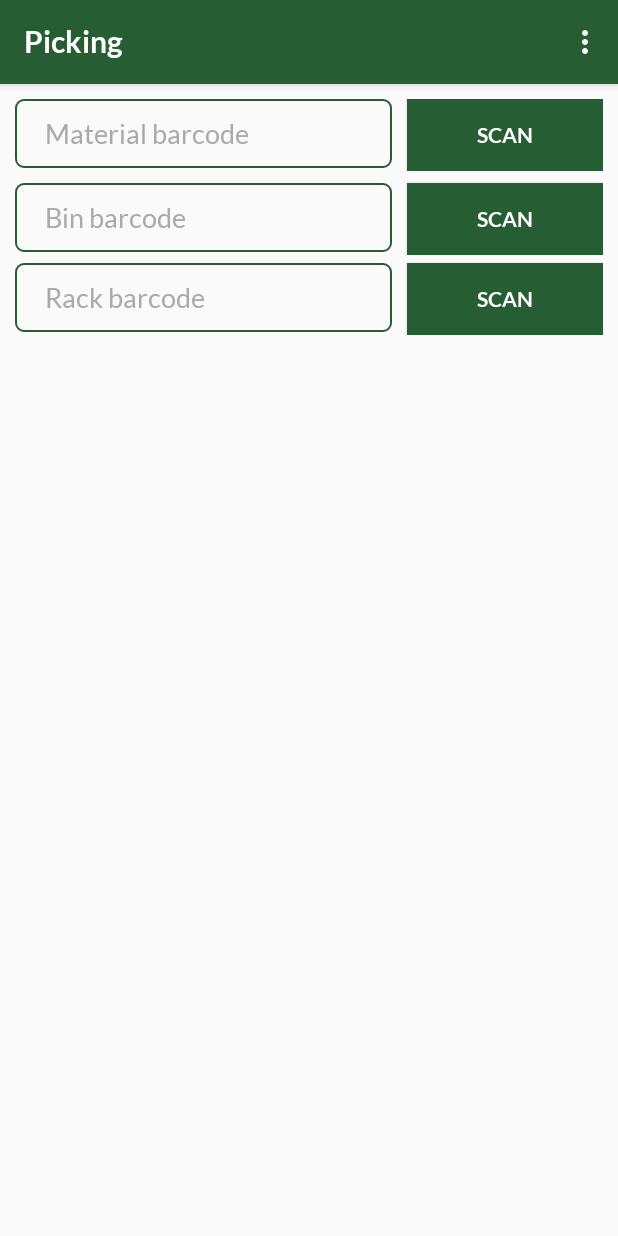
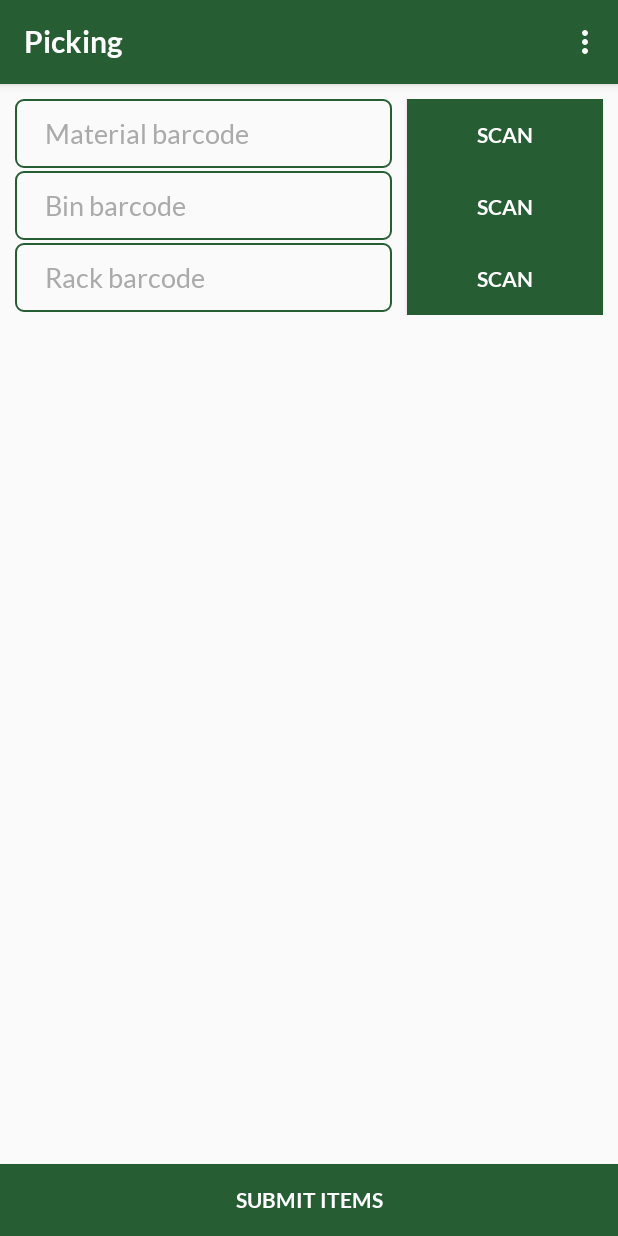
Before and after one commit to shwetahatwar/MRC-Logistics-HHT-APP, an Android app: the PickingFragment screen opened through its navigation route, in the options menu, after a tap on "User Profile", on a phone screen of 412 x 824 dp. Run offline under Robolectric (Android 15) with nearby library versions, the phone set to English and light mode, and no system bars; our stand-ins replace RxJava; libraries missing offline, so code that uses them is left out: es.dmoral.toasty, io.github.pierry.progress; network calls fail; 7 statements that could not run were skipped.

Commit message:
Picking Put Api and scan barcode successful

```diff
--- a/app/src/main/java/com/briot/balmerlawrie/implementor/repository/remote/ApiInterface.kt
+++ b/app/src/main/java/com/briot/balmerlawrie/implementor/repository/remote/ApiInterface.kt
@@ -157,7 +157,7 @@ class DispatchSlipRequest {
 }
 
 class Project {
-        var name: String = ""
+    var name: String = ""
     var auditors: String = ""
     var start: String = ""
     var end: String = ""
@@ -192,6 +192,16 @@ class PickingItems {
     var binBarcodeSerial: String? = null
     var materialBarcodeSerial: String? = null
 }
+//
+//class PickingRequest{
+//    var rackBarcodeSerial: String? = null
+//    var binBarcodeSerial: String? = null
+//    var materialBarcodeSerial: String? = null
+//}
+class PutPickingResponse {
+    var message: String? = null
+}
+
 
 
 interface ApiInterface {
@@ -213,6 +223,11 @@ interface ApiInterface {
     @GET("pickings")
     fun getPickingItems():Observable<Array<PickingItems?>>
 
+
+    @PUT("pickings/1")
+    fun putPickingItems(@Body requestbody: PickingItems): Observable<PutPickingResponse?>
+
+
     @GET("materialinwards")
     fun getMaterialDetails(@Query("serialNumber")  serialNumber: String): Observable<Array<MaterialInward>>
 
@@ -232,8 +247,7 @@ interface ApiInterface {
         fun postDispatchSlipPickedMaterials(@Path("id") id: Int, @Body requestbody: DispatchSlipRequest): Observable<DispatchSlipItemResponse?>
 
     @POST("dispatchslips/{id}/dispatchsliploadermaterials")
-    fun postDispatchSlipLoadedMaterials(@Path("id") id: Int,
-                                        @Body requestbody: DispatchSlipRequest):
+    fun postDispatchSlipLoadedMaterials(@Path("id") id: Int, @Body requestbody: DispatchSlipRequest):
             Observable<DispatchSlipItemResponse?>
 
     @GET("/projects/{status}")
--- a/app/src/main/java/com/briot/balmerlawrie/implementor/repository/remote/RemoteRepository.kt
+++ b/app/src/main/java/com/briot/balmerlawrie/implementor/repository/remote/RemoteRepository.kt
@@ -139,9 +139,21 @@ class RemoteRepository {
                             handleError: (Throwable) -> Unit) {
         RetrofitHelper.retrofit.create(ApiInterface::class.java)
                 .postMaterialInwards(requestbody)
+//    fun putPickingItems(id: Int, requestbody: PickingRequest, handleResponse: (PutPickingResponse?) -> Unit, handleError: (Throwable) -> Unit) {
+//        RetrofitHelper.retrofit.create(ApiInterface::class.java)
+//                .putPickingItems(id, requestbody)
+//                .subscribeOn(Schedulers.io())
+//                .observeOn(AndroidSchedulers.mainThread())
+//                .subscribe(handleResponse, handleError)
+//    }
+
+    fun putPickingItems(requestbody: PickingItems, handleResponse: (PutPickingResponse?) -> Unit, handleError: (Throwable) -> Unit) {
+        RetrofitHelper.retrofit.create(ApiInterface::class.java)
+                .putPickingItems(requestbody)
                 .subscribeOn(Schedulers.io())
                 .observeOn(AndroidSchedulers.mainThread())
                 .subscribe(handleResponse, handleError)
     }
 
+
 }
--- a/app/src/main/java/com/briot/balmerlawrie/implementor/ui/main/DispatchSlipLoadingViewModel.kt
+++ b/app/src/main/java/com/briot/balmerlawrie/implementor/ui/main/DispatchSlipLoadingViewModel.kt
@@ -266,8 +266,6 @@ class DispatchSlipLoadingViewModel : ViewModel() {
         }
 
         RemoteRepository.singleInstance.postDispatchSlipLoadedMaterials(dispatchSlipId, dispatchSlipRequestObject, this::handleDispatchLoadingItemsSubmissionResponse, this::handleDispatchLoadingItemsSubmissionError)
-
-
     }
 
     private fun handleDispatchLoadingItemsSubmissionResponse(dispatchSlipResponse: DispatchSlipItemResponse?) {
--- a/app/src/main/java/com/briot/balmerlawrie/implementor/ui/main/PickingFragment.kt
+++ b/app/src/main/java/com/briot/balmerlawrie/implementor/ui/main/PickingFragment.kt
@@ -10,6 +10,8 @@ import android.view.LayoutInflater
 import android.view.View
 import android.view.ViewGroup
 import android.view.inputmethod.EditorInfo
+import android.widget.Button
+import android.widget.EditText
 import android.widget.TextView
 import androidx.appcompat.app.AppCompatActivity
 import androidx.lifecycle.LiveData
@@ -22,12 +24,24 @@ import com.briot.balmerlawrie.implementor.UiHelper
 import com.briot.balmerlawrie.implementor.repository.remote.PickingItems
 import io.github.pierry.progress.Progress
 import kotlinx.android.synthetic.main.picking_fragment.*
+import kotlinx.android.synthetic.main.picking_fragment.picking_materialBarcode
+import kotlinx.coroutines.GlobalScope
+import kotlinx.coroutines.launch
 
 class PickingFragment : Fragment() {
 
     companion object {
         fun newInstance() = PickingFragment()
     }
+
+    lateinit var pickingMaterialTextValue: EditText
+    lateinit var binMaterialTextValue: EditText
+    lateinit var rackMaterialTextValue: EditText
+    lateinit var materialBarcodeScanButton: Button
+    lateinit var rackBarcodeScanButton: Button
+    lateinit var binBarcodeScanButton: Button
+    lateinit var picking_submitItemButton: Button
+
 private lateinit var viewModel: PickingViewModel
 private var progress: Progress? = null
 private var oldPickingItems: Array<PickingItems?>? = null
@@ -38,6 +52,17 @@ override fun onCreateView(inflater: LayoutInflater, container: ViewGroup?,
     val rootView = inflater.inflate(R.layout.picking_fragment, container, false)
     this.recyclerView = rootView.findViewById(R.id.pickingItems)
     recyclerView.layoutManager = LinearLayoutManager(this.activity)
+    pickingMaterialTextValue = rootView.findViewById(R.id.picking_materialBarcode)
+    binMaterialTextValue = rootView.findViewById(R.id.picking_binBarcode)
+    rackMaterialTextValue = rootView.findViewById(R.id.picking_rackBarcode)
+    materialBarcodeScanButton = rootView.findViewById(R.id.picking_material_scanButton)
+    rackBarcodeScanButton = rootView.findViewById(R.id.picking_bin_scanButton)
+    binBarcodeScanButton = rootView.findViewById(R.id.picking_rack_scanButton)
+    picking_submitItemButton = rootView.findViewById(R.id.picking_submit_button)
+
+    // Log.d("materialbtn: ", "materialbtn")
+
+
     return rootView
 }
 
@@ -96,9 +121,22 @@ override fun onActivityCreated(savedInstanceState: Bundle?) {
     this.progress = UiHelper.showProgressIndicator(activity!!, "Picking Items")
     viewModel.loadPickingItems("In progress")
 
+    // After click on submit button need to call put method to update database
+    picking_submit_button.setOnClickListener({
+        viewModel.binBarcodeSerial = binMaterialTextValue.getText().toString()
+        viewModel.materialBarcodeSerial = pickingMaterialTextValue.getText().toString()
+        viewModel.rackBarcodeSerial = rackMaterialTextValue.getText().toString()
+
+        GlobalScope.launch {
+            viewModel.handleSubmitPicking()
+        }
+
+    });
+}
 }
 
-}
+
+
 open class SimplePickingItemAdapter(private val recyclerView: androidx.recyclerview.widget.RecyclerView,
                                     private val pickingItems: LiveData<Array<PickingItems?>>) : androidx.recyclerview.widget.
 RecyclerView.Adapter<SimplePickingItemAdapter.ViewHolder>() {
--- a/app/src/main/java/com/briot/balmerlawrie/implementor/ui/main/PickingViewModel.kt
+++ b/app/src/main/java/com/briot/balmerlawrie/implementor/ui/main/PickingViewModel.kt
@@ -1,16 +1,20 @@
 package com.briot.balmerlawrie.implementor.ui.main
 
-import android.content.ContentValues
 import android.util.Log
 import androidx.lifecycle.LiveData
 import androidx.lifecycle.MutableLiveData
 import androidx.lifecycle.ViewModel
 import com.briot.balmerlawrie.implementor.R
 import com.briot.balmerlawrie.implementor.UiHelper
-import com.briot.balmerlawrie.implementor.repository.remote.PickingItems
-import com.briot.balmerlawrie.implementor.repository.remote.RemoteRepository
+import com.briot.balmerlawrie.implementor.repository.remote.*
+import kotlinx.coroutines.Dispatchers
+import kotlinx.coroutines.GlobalScope
+import kotlinx.coroutines.launch
+import kotlinx.coroutines.withContext
 
 class PickingViewModel : ViewModel() {
+
+    var id: Int = 0
     var rackBarcodeSerial: String? = ""
     var binBarcodeSerial: String? = ""
     var materialBarcodeSerial: String? = ""
@@ -20,6 +24,11 @@ class PickingViewModel : ViewModel() {
     val networkError: LiveData<Boolean> = MutableLiveData()
     val pickingItems: LiveData<Array<PickingItems?>> = MutableLiveData()
     val invalidPickingItems: Array<PickingItems?> = arrayOf(null)
+
+    var responsePickingLoadingItems: Array<PickingItems?> = arrayOf(null)
+    // val invalidDispatchloadingItems: Array<DispatchSlipItem?> = arrayOf(null)
+   // val invalidpickingloadingItems: Array<PickingItems?> = arrayOf(null)
+    var errorMessage: String = ""
 
     fun loadPickingItems(status: String) {
         (networkError as MutableLiveData<Boolean>).value = false
@@ -41,4 +50,37 @@ class PickingViewModel : ViewModel() {
         }
     }
 
+    suspend fun handleSubmitPicking() {
+        var pickingRequestObject = PickingItems()
+        pickingRequestObject.binBarcodeSerial = binBarcodeSerial
+        pickingRequestObject.materialBarcodeSerial = materialBarcodeSerial
+        pickingRequestObject.rackBarcodeSerial = rackBarcodeSerial
+
+//        Log.d(TAG, "materialBarcodeSerial -----"+ putawayRequestObject.materialBarcodeSerial)
+//        Log.d(TAG, "rackBarcodeSerial -----"+ putawayRequestObject.rackBarcodeSerial)
+
+        GlobalScope.launch {
+            withContext(Dispatchers.Main) {
+                (networkError as MutableLiveData<Boolean>).value = false
+            }
+        }
+
+        RemoteRepository.singleInstance.putPickingItems(pickingRequestObject,
+                this::handlePickingPutItemsResponse, this::handlePickingPutItemsError)
+    }
+    private fun handlePickingPutItemsResponse(putPickingResponse: PutPickingResponse?) {
+        //Log.d(TAG, "Data updated successfully")
+    }
+
+    private fun handlePickingPutItemsError(error: Throwable) {
+        Log.d(TAG, error.localizedMessage)
+
+
+//        if (UiHelper.isNetworkError(error)) {
+//            (networkError as MutableLiveData<Boolean>).value = true
+//        } else {
+//            (this.putawayItems as MutableLiveData<Array<PutPutawayResponse?>>).value = invalidPutawayPutItems
+//        }
+    }
+
 }
--- a/app/src/main/java/com/briot/balmerlawrie/implementor/ui/main/PutawayViewModel.kt
+++ b/app/src/main/java/com/briot/balmerlawrie/implementor/ui/main/PutawayViewModel.kt
@@ -30,7 +30,7 @@ class PutawayViewModel : ViewModel() {
     val networkError: LiveData<Boolean> = MutableLiveData()
     val putawayItems: LiveData<Array<PutawayItems?>> = MutableLiveData()
     val invalidPutawayItems: Array<PutawayItems?> = arrayOf(null)
-    val invalidPutawayPutItems: LiveData<Array<PutPutawayResponse?>> = MutableLiveData()
+    //val invalidPutawayPutItems: LiveData<Array<PutPutawayResponse?>> = MutableLiveData()
     var responsePutawayLoadingItems: Array<PutawayItems?> = arrayOf(null)
     val invalidputawayloadingItems: Array<DispatchSlipItem?> = arrayOf(null)
     var getResponsePutwayData: Array<PutawayItems?> = arrayOf(null)
--- a/app/src/main/res/layout/picking_fragment.xml
+++ b/app/src/main/res/layout/picking_fragment.xml
@@ -3,6 +3,7 @@
     xmlns:tools="http://schemas.android.com/tools"
     android:layout_width="match_parent"
     android:layout_height="match_parent"
+    android:orientation="vertical"
     android:clickable="true"
     tools:context=".ui.main.PickingFragment">
 
@@ -32,7 +33,6 @@
                 android:hint="Material barcode"
                 android:imeOptions="actionDone"
                 android:inputType="textNoSuggestions"
-                    android:maxLength="30"
                 android:paddingLeft="20dp"
                 android:paddingRight="20dp"
                 android:textColorHint="@android:color/darker_gray" />
@@ -53,10 +53,9 @@
             android:orientation="horizontal">
 
             <androidx.appcompat.widget.AppCompatEditText
-                    android:id="@+id/picking_bin_materialBarcode"
+                android:id="@+id/picking_binBarcode"
                 android:layout_width="match_parent"
                 android:layout_height="46dp"
-                    android:layout_marginTop="8dp"
                 android:layout_marginRight="10dp"
                 android:layout_weight="1"
                 android:background="@drawable/edittext_bg"
@@ -73,7 +72,6 @@
                 android:id="@+id/picking_bin_scanButton"
                 android:layout_width="match_parent"
                 android:layout_height="wrap_content"
-                    android:layout_marginTop="8dp"
                 android:layout_weight="2"
                 android:background="@color/colorAccent"
                 android:text="@string/Scan" />
@@ -86,10 +84,9 @@
             android:orientation="horizontal">
 
             <androidx.appcompat.widget.AppCompatEditText
-                    android:id="@+id/picking_rack_materialBarcode"
+                android:id="@+id/picking_rackBarcode"
                 android:layout_width="match_parent"
                 android:layout_height="46dp"
-                    android:layout_marginTop="5dp"
                 android:layout_marginRight="10dp"
                 android:layout_weight="1"
                 android:background="@drawable/edittext_bg"
@@ -106,24 +103,32 @@
                 android:id="@+id/picking_rack_scanButton"
                 android:layout_width="match_parent"
                 android:layout_height="wrap_content"
-                    android:layout_marginTop="5dp"
                 android:layout_weight="2"
                 android:background="@color/colorAccent"
                 android:text="@string/Scan" />
 
         </LinearLayout>
 
-
         <androidx.recyclerview.widget.RecyclerView
             android:id="@+id/pickingItems"
             android:layout_width="match_parent"
-                android:layout_height="578dp"
+            android:layout_height="match_parent"
             android:paddingTop="10dp">
 
         </androidx.recyclerview.widget.RecyclerView>
 
+        <Button
+            android:id="@+id/picking_submitItemsButton"
+            android:layout_width="match_parent"
+            android:layout_height="wrap_content"
+            android:text="@string/submit" />
+
     </LinearLayout>
 
-
-
+    <Button
+        android:id="@+id/picking_submit_button"
+        android:layout_width="match_parent"
+        android:layout_height="wrap_content"
+        android:background="@color/colorAccent"
+        android:text="Submit Items" />
 </LinearLayout>
```
Also changed, not shown: app/gradle/wrapper/gradle-wrapper.properties (added), 6 other files. Lines whose indentation alone changed are shown as unchanged.
